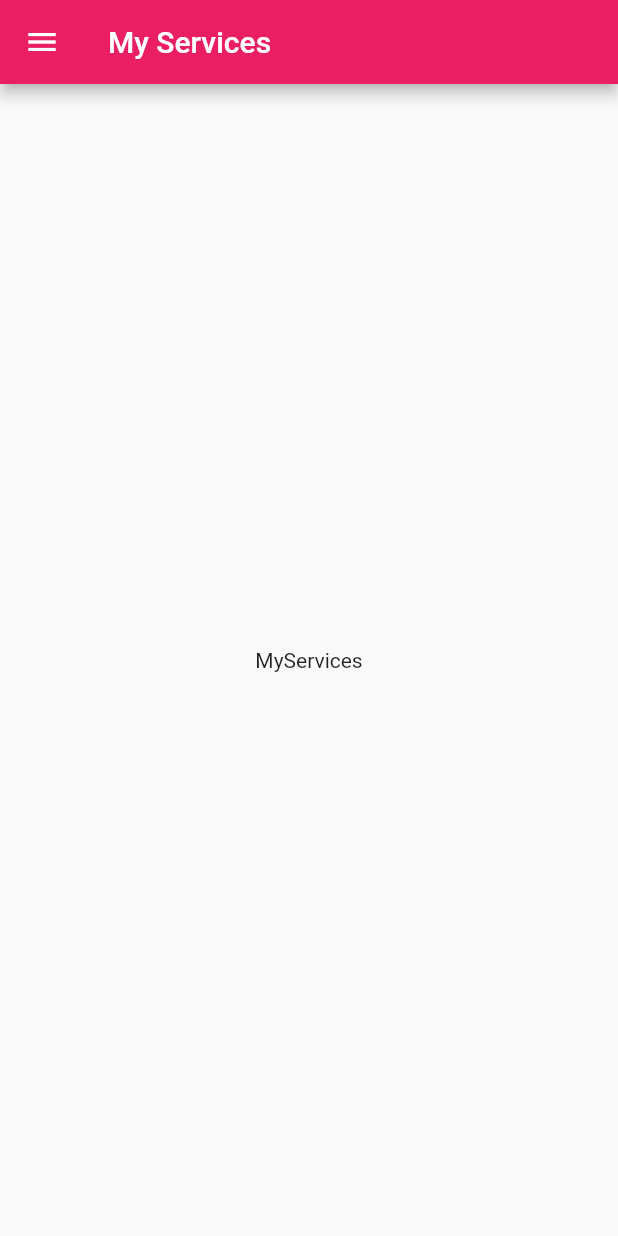
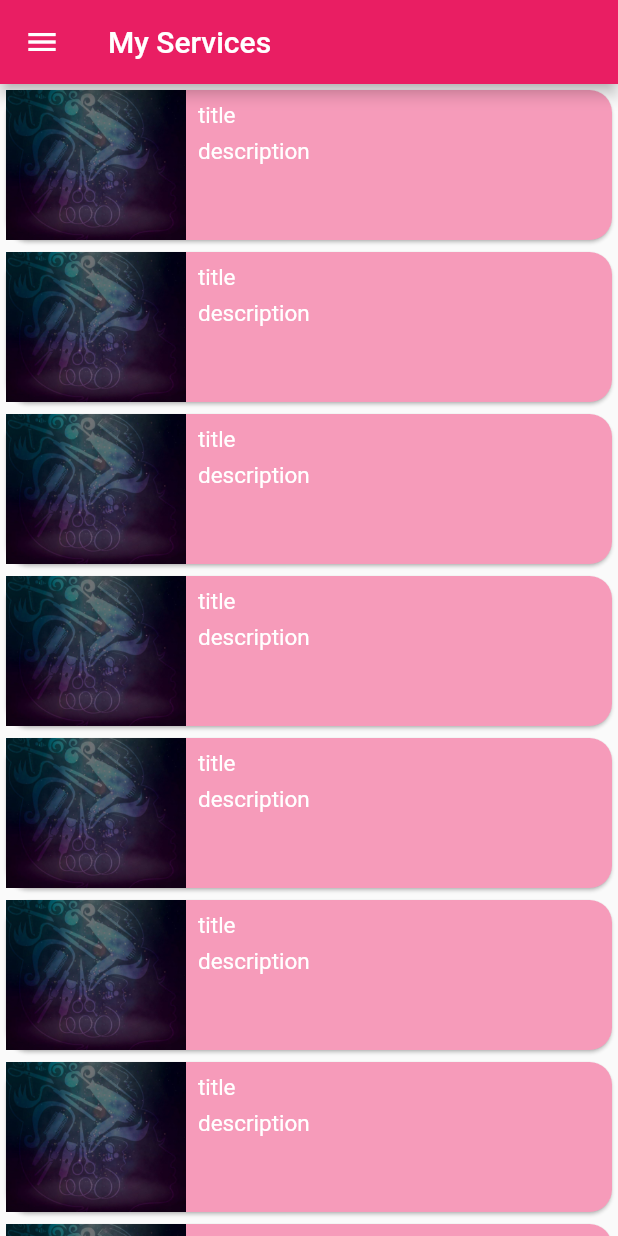
Before and after one commit to mhdsakir/ElegantLab_flutterApp, a Flutter app: the MyServices screen opened by its route, on a phone screen of 412 x 824 dp. Run offline on Flutter 3.47's test engine with Material 2 defaults, Android fonts, the phone set to English and light mode, and no system bars.

Commit message:
servicePage updates

```diff
--- a/lib/beautician_screen/services.dart
+++ b/lib/beautician_screen/services.dart
@@ -1,5 +1,7 @@
+import 'package:elegantlab_app/models/serviceTileModel.dart';
 import 'package:elegantlab_app/nav_bars/b_navbar.dart';
 import 'package:flutter/material.dart';
+import 'dart:ui';
 
 class MyServices extends StatelessWidget {
   const MyServices({super.key});
@@ -7,15 +9,16 @@ class MyServices extends StatelessWidget {
   @override
   Widget build(BuildContext context) {
     return SafeArea(
-      child: Scaffold(
-        drawer: BeauticianNavDrawer(),
-        appBar: AppBar(
-          title: const Text('My Services'),
-        ),
-        body: Center(
-          child: Text('MyServices'),
-        ),
-      ),
-    );
+        child: Scaffold(
+            drawer: BeauticianNavDrawer(),
+            appBar: AppBar(
+              title: const Text('My Services'),
+            ),
+            body:ListView.builder(
+              itemCount: 10,
+              itemBuilder: (context, index) {
+                return ServiceTileModel(title: 'title', description: 'description');
+              })
+               ));
   }
 }
--- /dev/null
+++ b/lib/models/serviceTileModel.dart
@@ -0,0 +1,64 @@
+import 'package:flutter/material.dart';
+
+class ServiceTileModel extends StatelessWidget {
+  final String title;
+  final String description;
+  const ServiceTileModel({
+    Key? key, required this.title, required this.description
+  }) : super(key: key);
+
+  @override
+  Widget build(BuildContext context) {
+    return InkWell(
+      onTap: () {
+        //Navigator.pushReplacementNamed(context, '/servicepage');
+      },
+      child: Card(
+        color: Color.fromARGB(255, 246, 155, 186),
+        shape: RoundedRectangleBorder(
+          borderRadius: BorderRadius.circular(15.0),
+        ),
+        child: Row(children: [
+          SizedBox(
+              height: 100,
+              width: 120,
+              child: Image.asset(
+                'assets/navBarImg.jpg',
+                fit: BoxFit.cover,
+              )),
+          SizedBox(
+            height: 100,
+            child: Flexible(
+              child: Padding(
+                padding: const EdgeInsets.all(8.0),
+                child: Column(
+                  mainAxisAlignment: MainAxisAlignment.spaceBetween,
+                  crossAxisAlignment: CrossAxisAlignment.start,
+                  children:  [
+                    SizedBox(
+                        height: 20,
+                        child: Text(
+                          title,
+                          style: TextStyle(
+                              color: Colors.white, fontSize: 15),
+                        )),
+                    SizedBox(
+                        height: 60,
+                        child: Text(
+                          description,
+                          style: TextStyle(
+                            color: Colors.white,
+                            fontSize: 15,
+                          ),
+                          maxLines: 3,
+                        )),
+                  ],
+                ),
+              ),
+            ),
+          )
+        ]),
+      ),
+    );
+  }
+}
```
Also changed, not shown: lib/beautician_screen/servicePage.dart (added).
